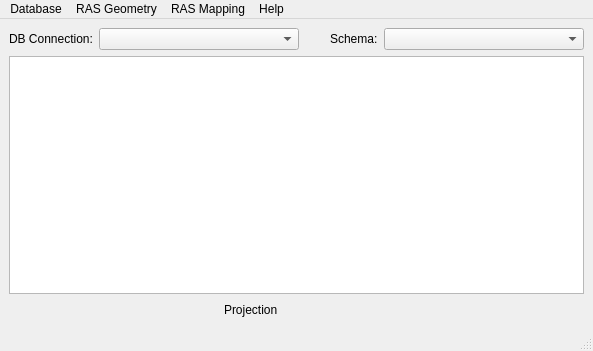
First picture: the form in rivergis/ui/ui_rivergis.ui, repository erpas/rgis, before the edit.
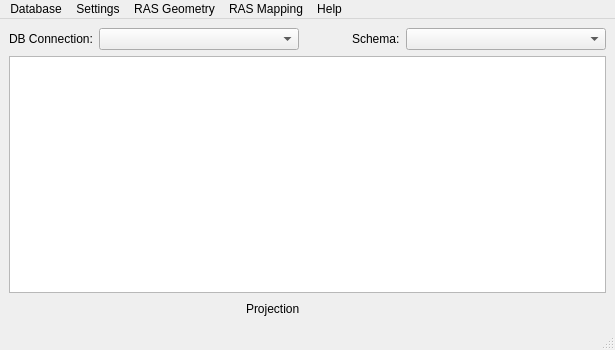
Second picture: the form after the edit. Icons and pictures are not drawn. Custom widgets are drawn as their Qt base class.

```diff
--- a/rivergis/ui/ui_rivergis.ui
+++ b/rivergis/ui/ui_rivergis.ui
@@ -9,8 +9,8 @@
    <rect>
     <x>0</x>
     <y>0</y>
-    <width>593</width>
-    <height>351</height>
+    <width>615</width>
+    <height>350</height>
    </rect>
   </property>
   <property name="windowTitle">
@@ -130,7 +130,7 @@
     <rect>
      <x>0</x>
      <y>0</y>
-     <width>593</width>
+     <width>615</width>
      <height>18</height>
     </rect>
    </property>
@@ -209,7 +209,14 @@
     <addaction name="actionRefreshConnections"/>
     <addaction name="actionImportRiverFromIsokp"/>
    </widget>
+   <widget class="QMenu" name="menuSettings">
+    <property name="title">
+     <string>Settings</string>
+    </property>
+    <addaction name="actionRASDTMSetup"/>
+   </widget>
    <addaction name="menuDB"/>
+   <addaction name="menuSettings"/>
    <addaction name="menu_Geometry"/>
    <addaction name="menuRASMapping"/>
    <addaction name="menuHelp"/>
```
Left out of the diff: 80 changed lines with no effect on the pictures.
